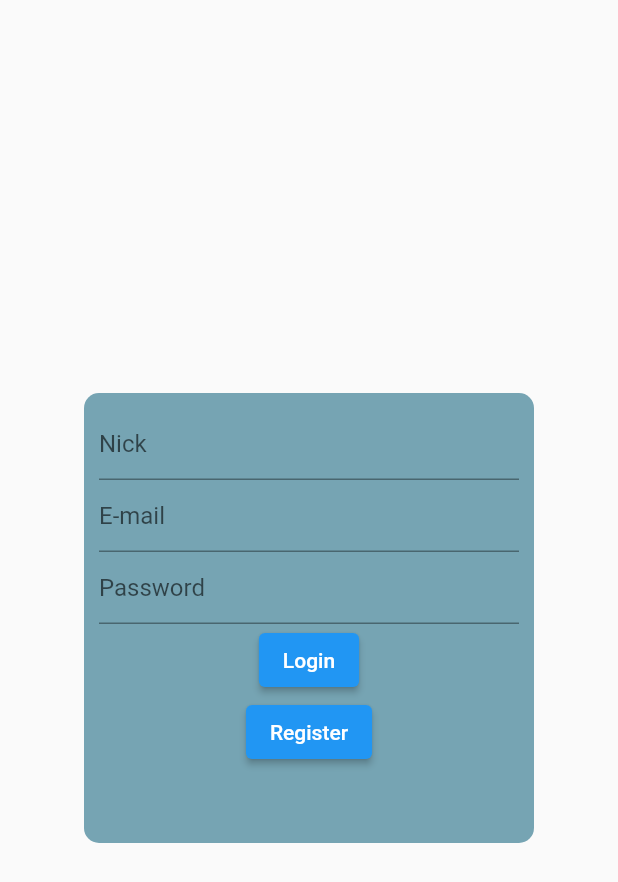
After one commit to GWEiRDNA/gig-planner, a Flutter app: the screen it shows after launch, after a tap on "Login", on a phone screen of 412 x 824 dp. The commit adds this screen. Shown: the top 882 px of the screen. Run offline on Flutter 3.47's test engine with Material 2 defaults, Android fonts, the phone set to English and light mode, and no system bars; missing offline and left inert: dart:ffi, postgres.

Commit message:
Login and Register

```diff
--- /dev/null
+++ b/gig_planner/lib/controllers/login_controller.dart
@@ -0,0 +1,12 @@
+class LoginController{
+  bool login(String eMail, String password){
+    if(eMail == "admin" && password =="admin") {
+      return true;
+    }
+    return false;
+  }
+
+  bool register(String nick, String eMail, String password) {
+    return true;
+  }
+}
--- a/gig_planner/lib/main.dart
+++ b/gig_planner/lib/main.dart
@@ -1,5 +1,7 @@
 import 'package:flutter/material.dart';
 import 'package:gig_planner_sketch/controllers/controller.dart';
+import 'package:gig_planner_sketch/controllers/login_controller.dart';
+import 'package:gig_planner_sketch/views/login.dart';
 import 'package:gig_planner_sketch/views/set_library/select_set.dart';
 import 'package:gig_planner_sketch/views/song_library/select_song.dart';
 import 'package:postgres/postgres.dart';
@@ -30,7 +32,7 @@ class MyApp extends StatelessWidget {
       "Set Library",
       "Tags",
       "Transitions",
-      "Settings",
+      "Login",
       "Authors"
     ];
 
@@ -94,6 +96,11 @@ class MyApp extends StatelessWidget {
           const Divider(),
           ListTile(
             title: Text(fields[5]),
+              onTap: () {
+                Navigator.push(
+                    context, MaterialPageRoute(builder: (_) => LoginView(logCtl: LoginController(),))
+                );
+              }
           ),
           const Divider(),
           ListTile(
--- /dev/null
+++ b/gig_planner/lib/views/login.dart
@@ -0,0 +1,86 @@
+import 'package:flutter/material.dart';
+import 'package:gig_planner_sketch/controllers/login_controller.dart';
+
+import '../main.dart';
+
+class LoginView extends StatefulWidget {
+  final LoginController logCtl;
+  const LoginView({required this.logCtl, Key? key}) : super(key: key);
+
+  @override
+  _LoginViewState createState() => _LoginViewState();
+}
+
+class _LoginViewState extends State<LoginView> {
+  String nick = "";
+  String eMail = "";
+  String password = "";
+
+  @override
+  Widget build(BuildContext context) {
+    return Scaffold(
+      body: Center(
+        child: Container(
+          padding: const EdgeInsets.all(10),
+          height: 300,
+          width: 300,
+          decoration: const BoxDecoration(
+            borderRadius: BorderRadius.all(
+              Radius.circular(10)
+            ),
+            color: Color.fromRGBO(118, 164, 179, 1.0),
+          ),
+          child: Column(
+            children: [
+              TextFormField(
+                initialValue: nick,
+                decoration: const InputDecoration(
+                  hintText: "Nick",
+                ),
+                onChanged: (text){
+                  nick = text;
+                },
+              ),
+              TextFormField(
+                initialValue: eMail,
+                decoration: const InputDecoration(
+                  hintText: "E-mail",
+                ),
+                onChanged: (text){
+                  eMail = text;
+                },
+              ),
+              TextFormField(
+                initialValue: password,
+                obscureText: true,
+                decoration: const InputDecoration(
+                  hintText: "Password",
+                ),
+                onChanged: (text){
+                  password = text;
+                },
+              ),
+              ElevatedButton(onPressed: (){
+                if(widget.logCtl.login(eMail, password)){
+                  Navigator.push(
+                    context,
+                    MaterialPageRoute(builder: (_) => const MyApp())
+                  );
+                }else{
+                  print("Login Error");
+                }
+              }, child: const Text("Login")),
+              ElevatedButton(onPressed: (){
+                if(widget.logCtl.register(nick, eMail, password)){
+                  print("Registered");
+                }else{
+                  print("Register Error");
+                }
+              }, child: const Text("Register")),
+            ],
+          ),
+        ),
+      ),
+    );
+  }
+}
```
